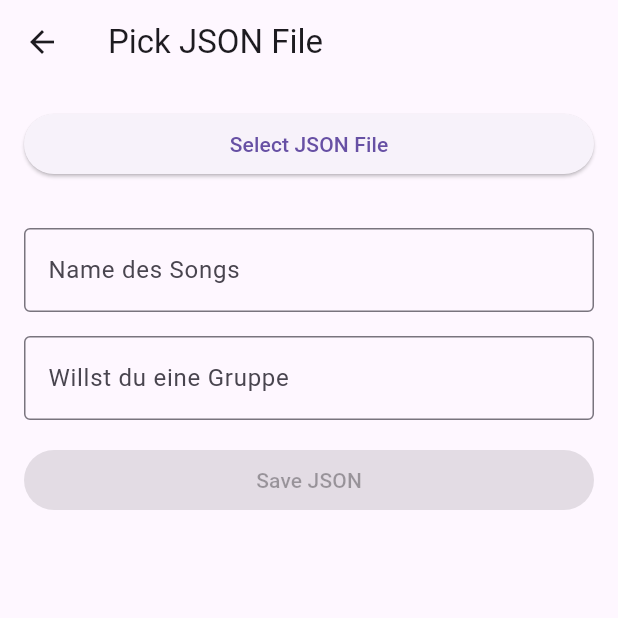
After one commit to 7Solomon/P2pChords, a Flutter app: the JsonListPage screen opened directly, after a tap on the "add" icon, on a phone screen of 412 x 824 dp, the top half of it. The commit adds this screen. Run offline on Flutter 3.47's test engine with Material 3 defaults, Android fonts, the phone set to English and light mode, and no system bars; our stand-ins replace file_picker, permission_handler, shared_preferences; missing offline and left inert: nearby_connections; accounts and stored records are empty.

Commit message:
added Json Loading feature from and to Storage

```diff
--- /dev/null
+++ b/lib/data_management/SaveJsonPage.dart
@@ -0,0 +1,148 @@
+import 'dart:convert';
+import 'dart:io';
+import 'package:flutter/material.dart';
+import 'package:file_picker/file_picker.dart';
+import 'package:path/path.dart' as path;
+
+import 'save_json_in_storage.dart';
+
+class JsonFilePickerPage extends StatefulWidget {
+  const JsonFilePickerPage({Key? key}) : super(key: key);
+
+  @override
+  _JsonFilePickerPageState createState() => _JsonFilePickerPageState();
+}
+
+class _JsonFilePickerPageState extends State<JsonFilePickerPage> {
+  File? _selectedFile;
+  String? _fileName;
+  String? _fileContent;
+  bool _isLoading = false;
+
+  final TextEditingController _nameSelector = TextEditingController();
+  final TextEditingController _groupSelector = TextEditingController();
+
+  Future<void> _pickFile() async {
+    setState(() => _isLoading = true);
+
+    try {
+      FilePickerResult? result = await FilePicker.platform.pickFiles(
+        type: FileType.custom,
+        allowedExtensions: ['json'],
+        allowMultiple: false,
+      );
+
+      if (result != null) {
+        File file = File(result.files.single.path!);
+        String content = await file.readAsString();
+
+        // Validate JSON
+        jsonDecode(content);
+
+        setState(() {
+          _selectedFile = file;
+          _fileName = path.basename(file.path);
+          _fileContent = content;
+        });
+      }
+    } catch (e) {
+      ScaffoldMessenger.of(context).showSnackBar(
+        SnackBar(content: Text('Error: ${e.toString()}')),
+      );
+    } finally {
+      setState(() => _isLoading = false);
+    }
+  }
+
+  Future<void> _saveJson() async {
+    if (_selectedFile == null || _fileName == null || _fileContent == null) {
+      ScaffoldMessenger.of(context).showSnackBar(
+        const SnackBar(content: Text('Please select a valid JSON file first')),
+      );
+      return;
+    }
+
+    setState(() => _isLoading = true);
+
+    try {
+      Map<String, dynamic> jsonData = jsonDecode(_fileContent!);
+      await MultiJsonStorage.saveJson(_nameSelector.text, jsonData,
+          group: _groupSelector.text);
+
+      ScaffoldMessenger.of(context).showSnackBar(
+        const SnackBar(content: Text('JSON file saved successfully')),
+      );
+      Navigator.of(context).pop(); // Return to the previous page
+    } catch (e) {
+      ScaffoldMessenger.of(context).showSnackBar(
+        SnackBar(content: Text('Error saving JSON: ${e.toString()}')),
+      );
+    } finally {
+      setState(() => _isLoading = false);
+    }
+  }
+
+  @override
+  void dispose() {
+    _nameSelector
+        .dispose(); // Dispose of the controller when the widget is disposed
+    super.dispose();
+  }
+
+  @override
+  Widget build(BuildContext context) {
+    return Scaffold(
+      appBar: AppBar(
+        title: const Text('Pick JSON File'),
+      ),
+      body: Padding(
+        padding: const EdgeInsets.all(16.0),
+        child: SingleChildScrollView(
+          // Wrap the Column in SingleChildScrollView
+          child: Column(
+            crossAxisAlignment: CrossAxisAlignment.stretch,
+            children: [
+              ElevatedButton(
+                onPressed: _isLoading ? null : _pickFile,
+                child: const Text('Select JSON File'),
+              ),
+              const SizedBox(height: 16),
+              if (_fileName != null)
+                Text('Selected file: $_fileName',
+                    style: const TextStyle(fontWeight: FontWeight.bold)),
+              if (_fileContent != null)
+                Card(
+                  child: Padding(
+                    padding: const EdgeInsets.all(16),
+                    child: Text(_fileContent!),
+                  ),
+                ),
+              const SizedBox(height: 16),
+              TextField(
+                controller: _nameSelector,
+                decoration: InputDecoration(
+                  border: OutlineInputBorder(),
+                  labelText: 'Name des Songs',
+                ),
+              ),
+              const SizedBox(height: 16),
+              TextField(
+                controller: _groupSelector,
+                decoration: InputDecoration(
+                  border: OutlineInputBorder(),
+                  labelText: 'Willst du eine Gruppe',
+                ),
+              ),
+              const SizedBox(height: 16),
+              ElevatedButton(
+                onPressed:
+                    _isLoading || _selectedFile == null ? null : _saveJson,
+                child: const Text('Save JSON'),
+              ),
+            ],
+          ),
+        ),
+      ),
+    );
+  }
+}
--- /dev/null
+++ b/lib/data_management/dataManagmentPage.dart
@@ -0,0 +1,115 @@
+import 'package:flutter/material.dart';
+import 'package:flutter/services.dart';
+
+import 'save_json_in_storage.dart';
+import 'SaveJsonPage.dart';
+
+class JsonListPage extends StatefulWidget {
+  const JsonListPage({Key? key}) : super(key: key);
+
+  @override
+  _JsonListPageState createState() => _JsonListPageState();
+}
+
+class _JsonListPageState extends State<JsonListPage> {
+  Map<String, Map<String, dynamic>> _allJsons = {};
+  bool _isLoading = true;
+
+  @override
+  void initState() {
+    super.initState();
+    _loadAllJsons();
+  }
+
+  Future<void> _loadAllJsons() async {
+    setState(() => _isLoading = true);
+    _allJsons = await MultiJsonStorage.loadAllJson();
+    setState(() => _isLoading = false);
+  }
+
+  @override
+  Widget build(BuildContext context) {
+    return Scaffold(
+      appBar: AppBar(
+        title: const Text('Alle Lieder'),
+        actions: [
+          IconButton(
+            icon: const Icon(Icons.refresh),
+            onPressed: _loadAllJsons,
+          ),
+        ],
+      ),
+      body: _isLoading
+          ? const Center(child: CircularProgressIndicator())
+          : _allJsons.isEmpty
+              ? const Center(child: Text('No saved JSONs'))
+              : ListView.builder(
+                  itemCount: _allJsons.length,
+                  itemBuilder: (context, index) {
+                    String key = _allJsons.keys.elementAt(index);
+                    return ListTile(
+                      title: Text(key),
+                      subtitle: Text('Tap to view contents'),
+                      onTap: () =>
+                          _showJsonDetails(context, key, _allJsons[key]!),
+                    );
+                  },
+                ),
+      floatingActionButton: FloatingActionButton(
+        onPressed: () => Navigator.push(
+          context,
+          MaterialPageRoute(builder: (context) => JsonFilePickerPage()),
+        ),
+        child: const Icon(Icons.add),
+        tooltip: 'Neues Lied Hinzufügen',
+      ),
+    );
+  }
+
+  void _showJsonDetails(
+      BuildContext context, String key, Map<String, dynamic> jsonData) {
+    showDialog(
+      context: context,
+      builder: (BuildContext context) {
+        return AlertDialog(
+          title: Text(key),
+          content: SingleChildScrollView(
+            child: Column(
+              crossAxisAlignment: CrossAxisAlignment.start,
+              children: jsonData.entries.map((entry) {
+                return Padding(
+                  padding: const EdgeInsets.symmetric(vertical: 4.0),
+                  child: Text('${entry.key}: ${entry.value}'),
+                );
+              }).toList(),
+            ),
+          ),
+          actions: [
+            TextButton(
+              child: const Text('Close'),
+              onPressed: () => Navigator.of(context).pop(),
+            ),
+            TextButton(
+              child: const Text('Copy'),
+              onPressed: () {
+                //Clipboard.setData(ClipboardData(text: jsonData.toString()));
+                //ScaffoldMessenger.of(context).showSnackBar(
+                //  const SnackBar(content: Text('JSON copied to clipboard')),
+                //);
+              },
+            ),
+            TextButton(
+              child: const Text('Delete'),
+              onPressed: () {
+                MultiJsonStorage.removeJson(key).then((_) {
+                  Navigator.of(context).pop();
+                  _loadAllJsons();
+                });
+              },
+            ),
+          ],
+        );
+      },
+    );
+  }
+}
--- a/lib/data_management/save_json_in_storage.dart
+++ b/lib/data_management/save_json_in_storage.dart
@@ -0,0 +1,100 @@
+import 'dart:convert';
+import 'package:shared_preferences/shared_preferences.dart';
+
+class MultiJsonStorage {
+  static const String _keyPrefix = 'json_storage_';
+  //static const String _indexKey = 'json_storage_index';
+  static const String _groupIndexKey = 'json_storage_group_index';
+
+  static Future<bool> saveJson(String key, Map<String, dynamic> jsonData,
+      {String group = 'default'}) async {
+    final prefs = await SharedPreferences.getInstance();
+    String jsonString = jsonEncode(jsonData);
+    bool result = await prefs.setString('$_keyPrefix$group:$key', jsonString);
+    if (result) {
+      await _updateIndex(key, group, true);
+    }
+    return result;
+  }
+
+  static Future<Map<String, dynamic>?> loadJson(String key,
+      {String group = 'default'}) async {
+    final prefs = await SharedPreferences.getInstance();
+    String? jsonString = prefs.getString('$_keyPrefix$group:$key');
+    if (jsonString != null) {
+      return jsonDecode(jsonString);
+    }
+    return null;
+  }
+
+  static Future<bool> removeJson(String key, {String group = 'default'}) async {
+    final prefs = await SharedPreferences.getInstance();
+    bool result = await prefs.remove('$_keyPrefix$group:$key');
+    if (result) {
+      await _updateIndex(key, group, false);
+    }
+    return result;
+  }
+
+  static Future<Map<String, List<String>>> getAllGroups() async {
+    final prefs = await SharedPreferences.getInstance();
+    Map<String, dynamic>? groupIndex =
+        jsonDecode(prefs.getString(_groupIndexKey) ?? '{}');
+    return groupIndex!
+        .map((key, value) => MapEntry(key, List<String>.from(value)));
+  }
+
+  static Future<List<String>> getAllKeys({String group = 'default'}) async {
+    final groupMap = await getAllGroups();
+    return groupMap[group] ?? [];
+  }
+
+  static Future<Map<String, Map<String, dynamic>>> loadAllJson(
+      {String group = 'default'}) async {
+    final prefs = await SharedPreferences.getInstance();
+    List<String> keys = await getAllKeys(group: group);
+    Map<String, Map<String, dynamic>> result = {};
+    for (String key in keys) {
+      String? jsonString = prefs.getString('$_keyPrefix$group:$key');
+      if (jsonString != null) {
+        result[key] = jsonDecode(jsonString);
+      }
+    }
+    return result;
+  }
+
+  static Future<Map<String, Map<String, dynamic>>> loadAllJsonFromGroup(
+      String group) async {
+    final prefs = await SharedPreferences.getInstance();
+    List<String> keys = await getAllKeys(group: group);
+    Map<String, Map<String, dynamic>> result = {};
+    for (String key in keys) {
+      String? jsonString = prefs.getString('$_keyPrefix$group:$key');
+      if (jsonString != null) {
+        result[key] = jsonDecode(jsonString);
+      }
+    }
+    return result;
+  }
+
+  static Future<void> _updateIndex(String key, String group, bool add) async {
+    final prefs = await SharedPreferences.getInstance();
+    Map<String, dynamic> groupIndex =
+        jsonDecode(prefs.getString(_groupIndexKey) ?? '{}');
+
+    if (!groupIndex.containsKey(group)) {
+      groupIndex[group] = [];
+    }
+
+    List<String> groupKeys = List<String>.from(groupIndex[group]);
+
+    if (add && !groupKeys.contains(key)) {
+      groupKeys.add(key);
+    } else if (!add) {
+      groupKeys.remove(key);
+    }
+
+    groupIndex[group] = groupKeys;
+    await prefs.setString(_groupIndexKey, jsonEncode(groupIndex));
+  }
+}
```
Also changed, not shown: lib/data_management/data_type.dart (deleted, +0 -20 lines), lib/data_management/test.dart (deleted, +0 -24 lines), lib/main.dart (+11 -0 lines).
